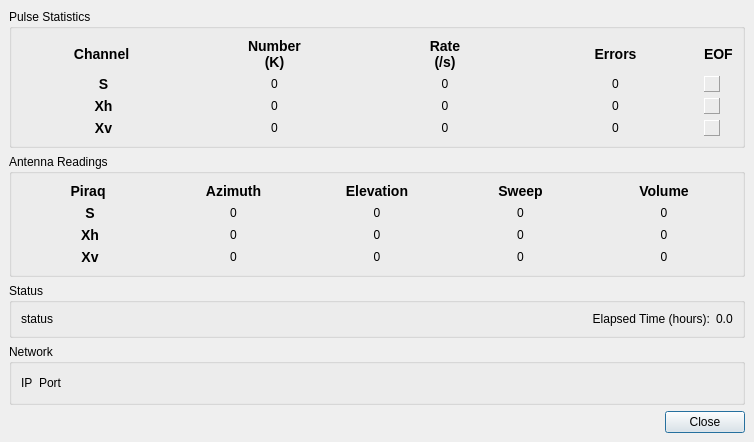
QtWorks/cp2, file CP2exec/CP2Exec.ui: the form before one commit.
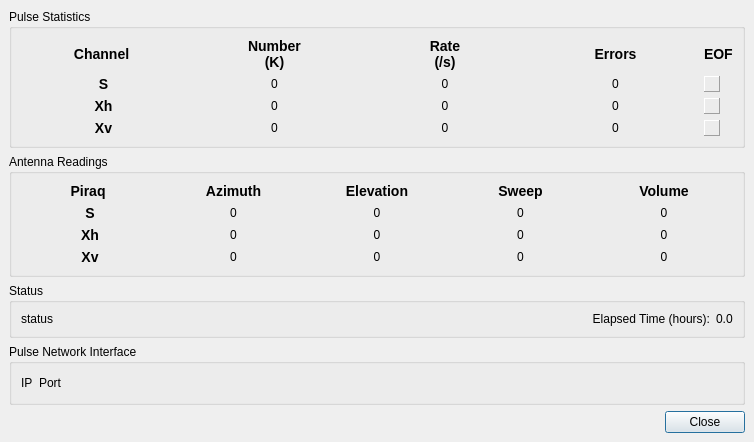
The form after the commit.

What changed in the file:
```diff
--- a/CP2exec/CP2Exec.ui
+++ b/CP2exec/CP2Exec.ui
@@ -999,7 +999,7 @@
    <item>
     <widget class="QGroupBox" name="groupBox_4" >
      <property name="title" >
-      <string>Network</string>
+      <string>Pulse Network Interface</string>
      </property>
      <layout class="QHBoxLayout" >
       <property name="margin" >
```
